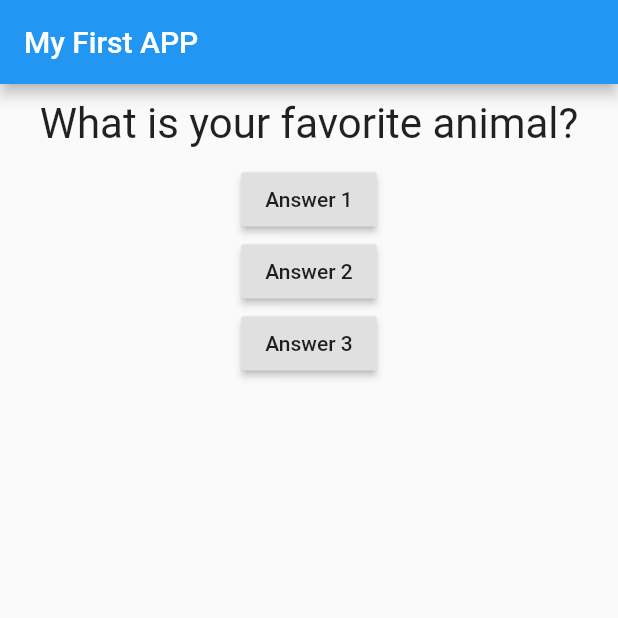
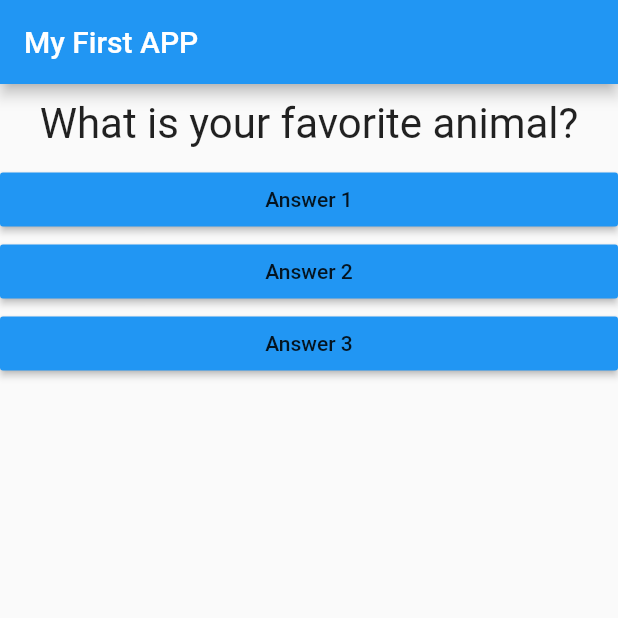
Before and after one commit to mdsavian/flutter_complete_guide, a Flutter app: the screen it shows after launch, after a tap on "Answer 1", on a phone screen of 412 x 824 dp, the top half of it. Run offline on Flutter 3.47's test engine with Material 2 defaults, Android fonts, the phone set to English and light mode, and no system bars.

Commit message:
add answer widget

```diff
--- /dev/null
+++ b/lib/answer.dart
@@ -0,0 +1,19 @@
+import 'package:flutter/material.dart';
+
+class Answer extends StatelessWidget {
+  final String answerText;
+  final VoidCallback handleAnswerQuestion;
+
+  Answer(this.handleAnswerQuestion, this.answerText);
+
+  @override
+  Widget build(BuildContext context) {
+    return Container(
+      width: double.infinity,
+      child: RaisedButton(
+          child: Text(answerText),
+          color: Colors.blue,
+          onPressed: handleAnswerQuestion),
+    );
+  }
+}
--- a/lib/main.dart
+++ b/lib/main.dart
@@ -1,6 +1,7 @@
 import 'package:flutter/material.dart';
 
 import './question.dart';
+import './answer.dart';
 
 void main() {
   runApp(MyApp());
@@ -14,7 +15,7 @@ class MyApp extends StatefulWidget {
 class _MyAppState extends State<MyApp> {
   var questionIndex = 0;
 
-  void answerQuestion() {
+  void _answerQuestion() {
     setState(() {
       questionIndex += 1;
     });
@@ -34,12 +35,9 @@ class _MyAppState extends State<MyApp> {
             body: Column(
               children: [
                 Question(questions[questionIndex]),
-                RaisedButton(
-                    child: Text('Answer 1'), onPressed: answerQuestion),
-                RaisedButton(
-                    child: Text('Answer 2'), onPressed: answerQuestion),
-                RaisedButton(
-                    child: Text('Answer 3'), onPressed: answerQuestion),
+                Answer(_answerQuestion, 'Answer 1'),
+                Answer(_answerQuestion, 'Answer 2'),
+                Answer(_answerQuestion, 'Answer 3')
               ],
             )));
   }
```
